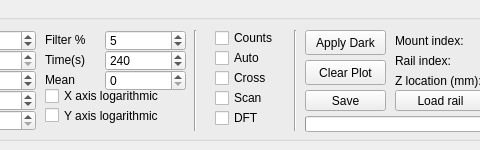
First picture: the form in line.ui, repository ahp-electronics/xc-gui, before the edit; both pictures show x 285 to 765 and y 0 to 150 of the 1398 by 150 pixel window.
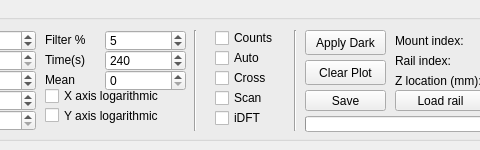
Second picture: the form after the edit.

What changed in the file:
```diff
--- a/line.ui
+++ b/line.ui
@@ -520,7 +520,7 @@
      </rect>
     </property>
     <property name="text">
-     <string>DFT</string>
+     <string>iDFT</string>
     </property>
    </widget>
    <widget class="Line" name="line_3">
```
Left out of the diff: 2 changed lines with no effect on the pictures.
